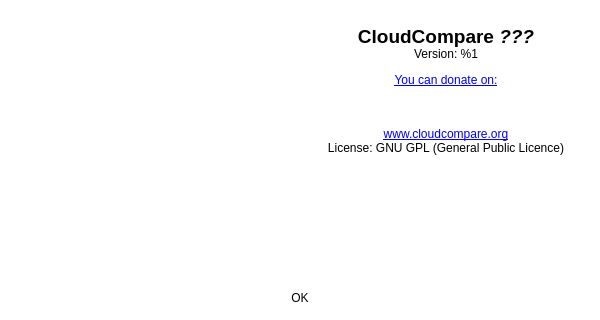
First picture: the form in qCC/ui_templates/aboutDlg.ui, repository CloudCompare/CloudCompare, before the edit.
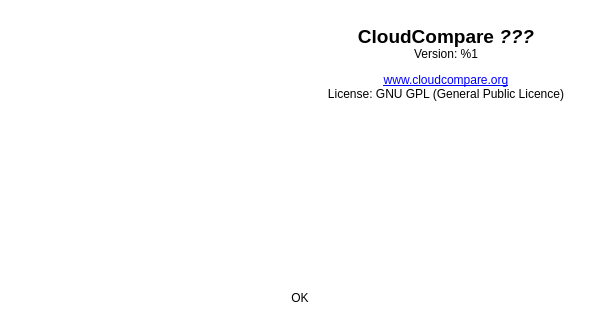
Second picture: the form after the edit. Icons and pictures are not drawn.

Commit message: Donation button (in the 'About' dialog) is now more generic and points to an automatic 'redirect' page (http://www.cloudcompare.org/donate)

Patch:
```diff
--- a/qCC/ui_templates/aboutDlg.ui
+++ b/qCC/ui_templates/aboutDlg.ui
@@ -35,7 +35,7 @@
      <item>
       <widget class="QLabel" name="labelText">
        <property name="text">
-        <string>&lt;html&gt;&lt;head/&gt;&lt;body&gt;&lt;p align=&quot;center&quot;&gt;&lt;img src=&quot;:/CC/Icons/images/icon/cc_icon_64.png&quot;/&gt;&lt;br/&gt;&lt;span style=&quot; font-size:14pt; font-weight:600;&quot;&gt;CloudCompare &lt;/span&gt;&lt;span style=&quot; font-size:14pt; font-weight:600; font-style:italic;&quot;&gt;???&lt;/span&gt;&lt;span style=&quot; font-size:14pt; font-weight:600;&quot;&gt;&lt;br/&gt;&lt;/span&gt;Version: %1&lt;/p&gt;&lt;p align=&quot;center&quot;&gt;&lt;a href=&quot;http://www.pledgie.com/campaigns/19052&quot;&gt;&lt;span style=&quot; text-decoration: underline; color:#0000ff;&quot;&gt;You can donate on:&lt;br/&gt;&lt;/span&gt;&lt;/a&gt;&lt;a href=&quot;http://www.pledgie.com/campaigns/19052&quot;&gt;&lt;img src=&quot;:/CC/images/pledgielogo.png&quot;/&gt;&lt;/a&gt;&lt;br/&gt;&lt;/p&gt;&lt;p align=&quot;center&quot;&gt;&lt;a href=&quot;http://www.cloudcompare.org&quot;&gt;&lt;span style=&quot; text-decoration: underline; color:#0000ff;&quot;&gt;www.cloudcompare.org&lt;br/&gt;&lt;/span&gt;&lt;/a&gt;License: GNU GPL (General Public Licence)&lt;/p&gt;&lt;/body&gt;&lt;/html&gt;</string>
+        <string>&lt;html&gt;&lt;head/&gt;&lt;body&gt;&lt;p align=&quot;center&quot;&gt;&lt;img src=&quot;:/CC/Icons/images/icon/cc_icon_64.png&quot;/&gt;&lt;br/&gt;&lt;span style=&quot; font-size:14pt; font-weight:600;&quot;&gt;CloudCompare &lt;/span&gt;&lt;span style=&quot; font-size:14pt; font-weight:600; font-style:italic;&quot;&gt;???&lt;/span&gt;&lt;br/&gt;Version: %1&lt;/p&gt;&lt;p align=&quot;center&quot;&gt;&lt;a href=&quot;http://www.cloudcompare.org/donate&quot;&gt;&lt;img src=&quot;:/CC/images/donate.png&quot; width=&quot;200&quot;/&gt;&lt;/a&gt;&lt;/p&gt;&lt;p align=&quot;center&quot;&gt;&lt;a href=&quot;http://www.cloudcompare.org&quot;&gt;&lt;span style=&quot; text-decoration: underline; color:#0000ff;&quot;&gt;www.cloudcompare.org&lt;br/&gt;&lt;/span&gt;&lt;/a&gt;License: GNU GPL (General Public Licence)&lt;/p&gt;&lt;/body&gt;&lt;/html&gt;</string>
        </property>
        <property name="openExternalLinks">
         <bool>true</bool>
```
The commit also changes 3 other files.
